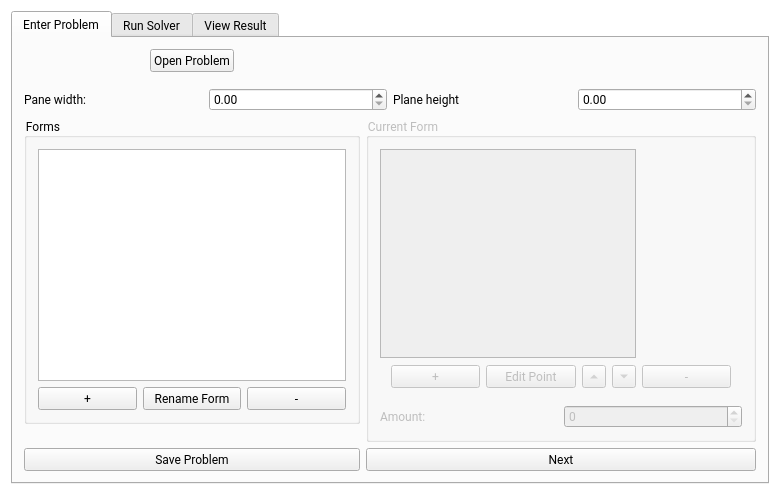
Old version of the form Optiblech/mainwindow.ui in the repository CSNWEB/gi-2015.
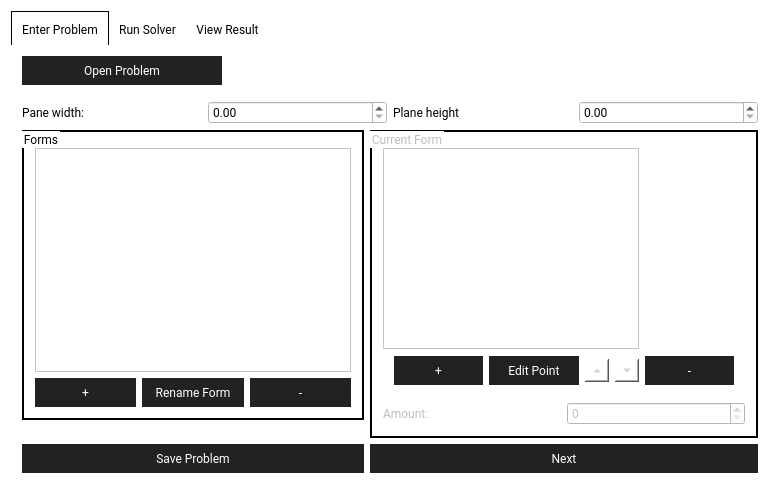
New version of the form. The open tabs and pages were chosen to show the change.

What changed in the file:
```diff
--- a/Optiblech/mainwindow.ui
+++ b/Optiblech/mainwindow.ui
@@ -14,15 +14,46 @@
    <string>Optiblech Solver</string>
   </property>
   <property name="autoFillBackground">
-   <bool>true</bool>
+   <bool>false</bool>
   </property>
   <property name="styleSheet">
    <string notr="true">#centralWidget{
 	background:white;
 }
 
+QTabBar::tab{
+	background:white;
+	padding:10px;
+	margin-bottom: -2px;
+}
+
+
+QTabBar::tab:selected{
+	border-top:1px solid black;
+	border-left:1px solid black;
+	border-right:1px solid black;
+
+}
+
 QWidget{
 	font-family: Roboto;
+	background-color: white;
+}
+
+QTabWidget{
+	border-top: 0px solid black;
+}
+
+QGroupBox{
+	border:2px solid black;
+	padding-top:5px;
+}
+
+QPushButton{
+	padding:7px;
+	background-color:#222222;
+	border:none;
+	color:white;
 }</string>
   </property>
   <property name="tabShape">
@@ -38,6 +69,9 @@
       <property name="enabled">
        <bool>true</bool>
       </property>
+      <property name="styleSheet">
+       <string notr="true"/>
+      </property>
       <property name="currentIndex">
        <number>2</number>
       </property>
@@ -91,19 +125,6 @@
             </item>
            </layout>
           </item>
-          <item row="0" column="1" alignment="Qt::AlignHCenter">
-           <widget class="QPushButton" name="selectInputButton">
-            <property name="maximumSize">
-             <size>
-              <width>200</width>
-              <height>16777215</height>
-             </size>
-            </property>
-            <property name="text">
-             <string>Open Problem</string>
-            </property>
-           </widget>
-          </item>
           <item row="6" column="2">
            <widget class="QPushButton" name="pushButton">
             <property name="maximumSize">
@@ -285,6 +306,19 @@
             </layout>
            </widget>
           </item>
+          <item row="0" column="1" colspan="2">
+           <widget class="QPushButton" name="selectInputButton">
+            <property name="maximumSize">
+             <size>
+              <width>200</width>
+              <height>16777215</height>
+             </size>
+            </property>
+            <property name="text">
+             <string>Open Problem</string>
+            </property>
+           </widget>
+          </item>
          </layout>
         </item>
        </layout>
```
Left out of the diff: 2 changed lines with no effect on the pictures.
